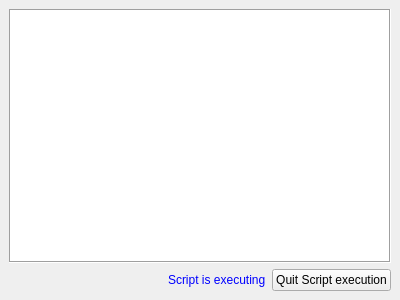
First picture: the form in modules/automation/projects/HilecGui/src/runConfigurations/ConfigurationWidget.ui, repository OFFIS-Automation/Framework, before the edit.
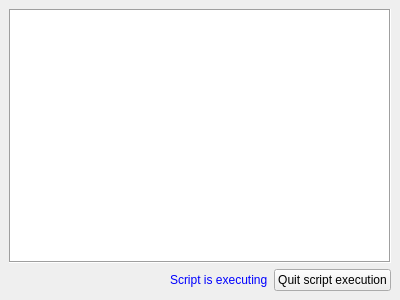
Second picture: the form after the edit. Icons and pictures are not drawn. Custom widgets are drawn as their Qt base class.

```diff
--- a/modules/automation/projects/HilecGui/src/runConfigurations/ConfigurationWidget.ui
+++ b/modules/automation/projects/HilecGui/src/runConfigurations/ConfigurationWidget.ui
@@ -78,7 +78,7 @@
        <item>
         <widget class="QPushButton" name="quitButton">
          <property name="text">
-          <string>Quit Script execution</string>
+          <string>Quit script execution</string>
          </property>
          <property name="icon">
           <iconset resource="../../images/images.qrc">
```
Left out of the diff: 2 changed lines with no effect on the pictures.
